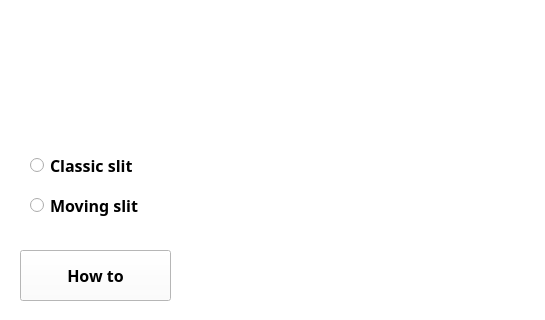
The window that window/main_win_template.ui (neon-softhamster/slitphoto) describes before a commit, drawn with Qt 5; both pictures show x 0 to 545 and y 380 to 700 of the 1225 by 700 pixel window.
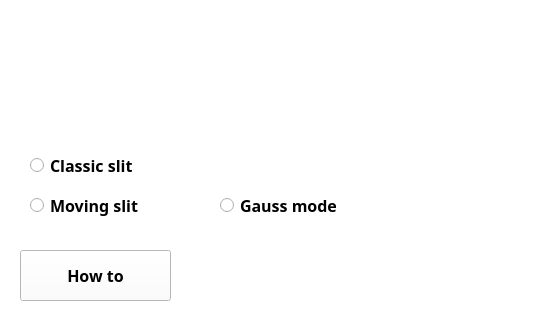
The same window after the commit.

Commit message: New gauss mode

Patch:
```diff
--- a/window/main_win_template.ui
+++ b/window/main_win_template.ui
@@ -1512,6 +1512,27 @@
     </property>
     <layout class="QHBoxLayout" name="slider_layout"/>
    </widget>
+   <widget class="QRadioButton" name="gauss_radio_btn">
+    <property name="geometry">
+     <rect>
+      <x>220</x>
+      <y>570</y>
+      <width>171</width>
+      <height>31</height>
+     </rect>
+    </property>
+    <property name="font">
+     <font>
+      <family>Bahnschrift SemiBold</family>
+      <pointsize>12</pointsize>
+      <weight>75</weight>
+      <bold>true</bold>
+     </font>
+    </property>
+    <property name="text">
+     <string>Gauss mode</string>
+    </property>
+   </widget>
   </widget>
  </widget>
  <resources/>
```
The commit also changes 6 other files.
